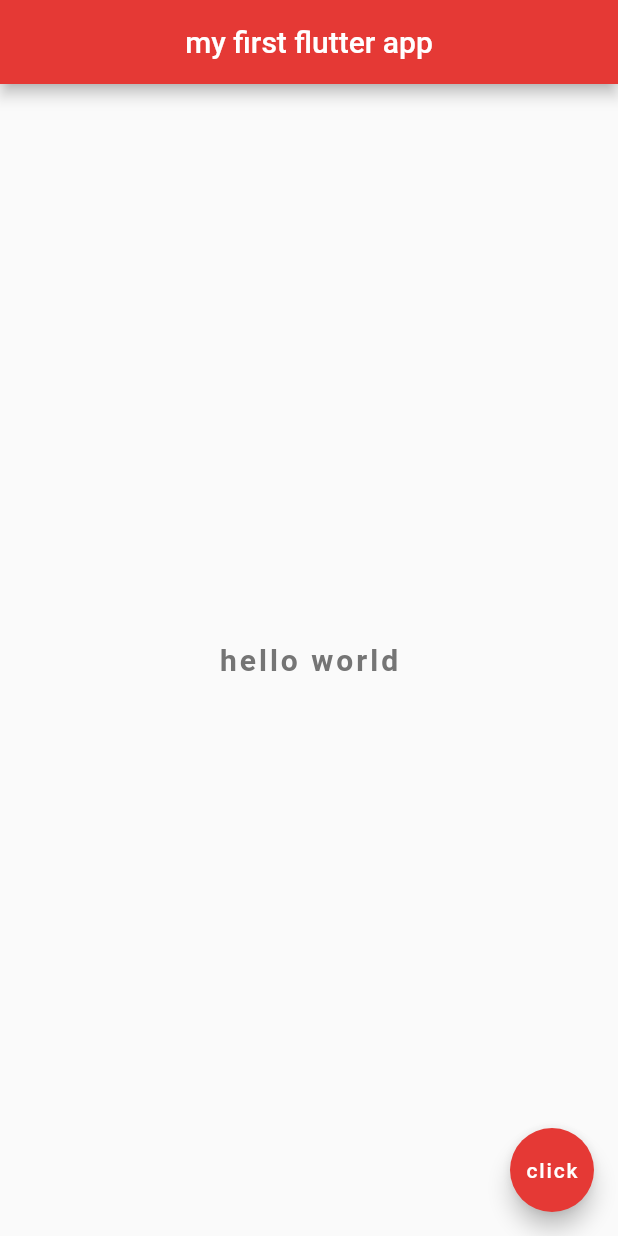
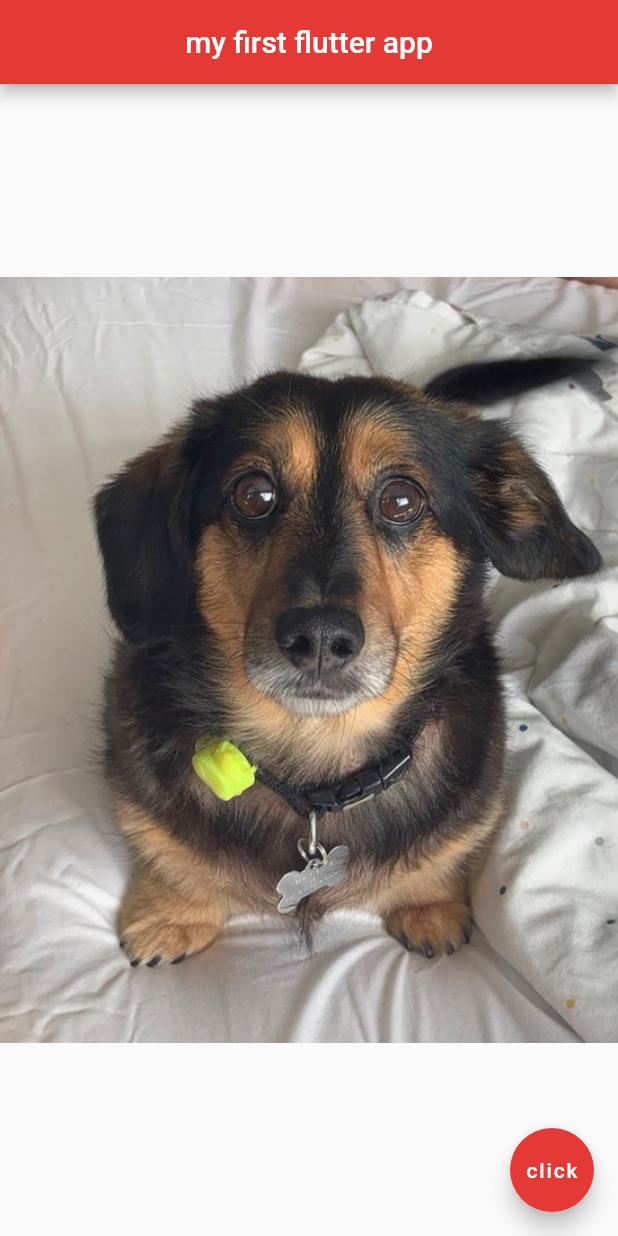
Before and after one commit to coldcodebeer/flutter_crash_app, a Flutter app: the screen it shows after launch, on a phone screen of 412 x 824 dp. Run offline on Flutter 3.47's test engine with Material 2 defaults, Android fonts, the phone set to English and light mode, and no system bars; Roboto replaces fonts that are missing (IndieFlower).

Commit message:
feat: Images & Assets

```diff
--- a/lib/main.dart
+++ b/lib/main.dart
@@ -18,15 +18,8 @@ class Home extends StatelessWidget {
         backgroundColor: Colors.red[600],
       ),
       body: Center(
-        child: Text(
-          'hello world',
-          style: TextStyle(
-              fontSize: 20.0,
-              fontWeight: FontWeight.bold,
-              letterSpacing: 2.0,
-              color: Colors.grey[600],
-              fontFamily: 'IndieFlower'
-          ),
+        child: Image(
+          image: AssetImage('assets/dog2.jpg'),
         ),
       ),
       floatingActionButton: FloatingActionButton(
--- a/pubspec.yaml
+++ b/pubspec.yaml
@@ -45,9 +45,8 @@ flutter:
   uses-material-design: true
 
   # To add assets to your application, add an assets section, like this:
-  # assets:
-  #   - images/a_dot_burr.jpeg
-  #   - images/a_dot_ham.jpeg
+  assets:
+    - assets/
 
   # An image asset can refer to one or more resolution-specific "variants", see
   # https://flutter.dev/assets-and-images/#resolution-aware.
```
Also changed, not shown: assets/dog1.jpg (added), assets/dog2.jpg (added).
